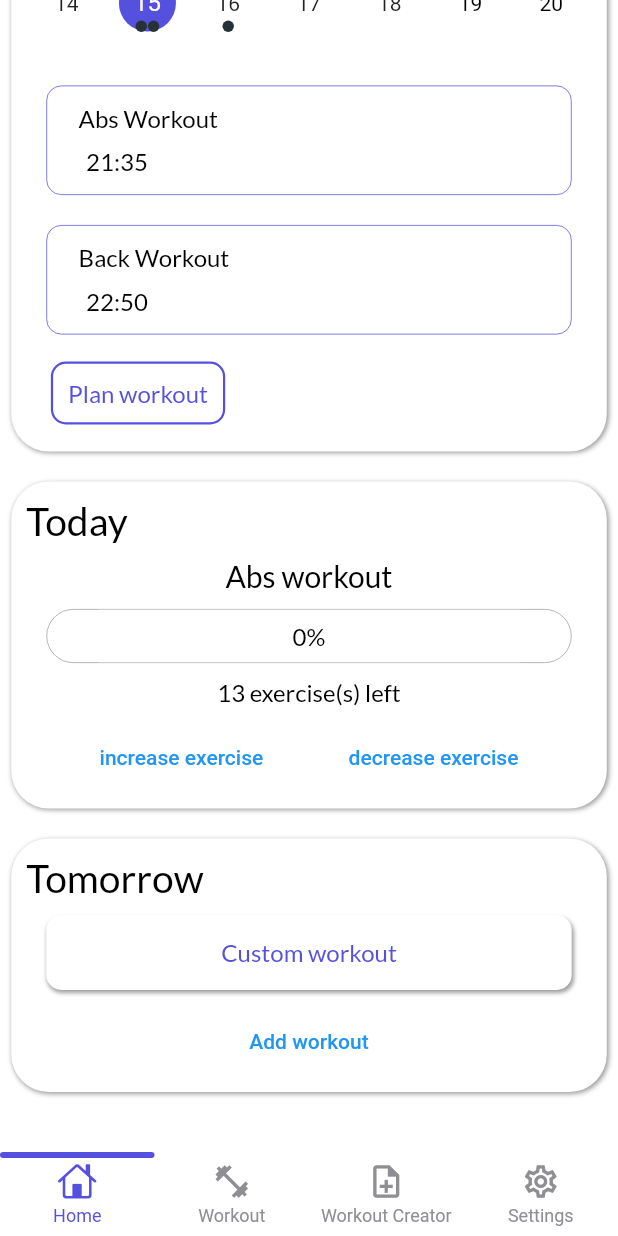
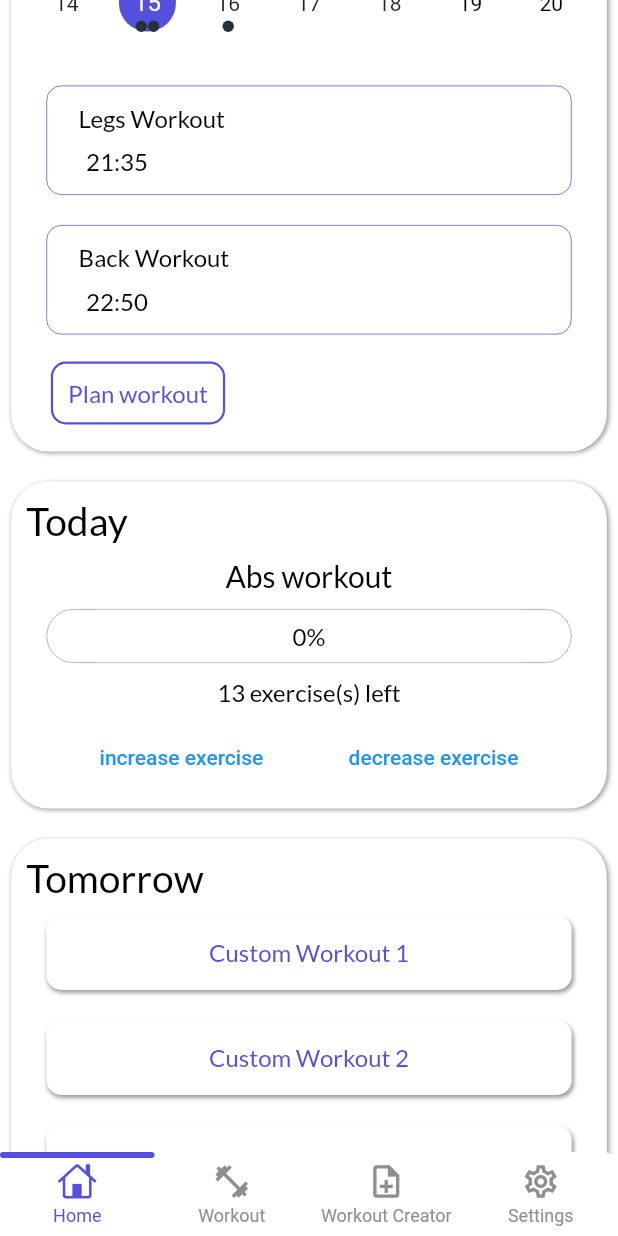
Before and after one commit to dolienn/body_optimizer, a Flutter app: the screen it shows after launch, scrolled down 237 dp, on a phone screen of 412 x 824 dp. Run offline on Flutter 3.47's test engine with Material 2 defaults, Android fonts, the phone set to English and light mode, and no system bars; drawn by our look-alikes of getwidget, persistent_bottom_nav_bar, table_calendar; our stand-ins replace animated_splash_screen, elegant_notification, flutter_time_picker_spinner, google_fonts.

Commit message:
most of things work! Yey

```diff
--- a/lib/screens/homepage.dart
+++ b/lib/screens/homepage.dart
@@ -17,9 +17,12 @@ class MyHomePage extends StatefulWidget {
 
 class _MyHomePageState extends State<MyHomePage> {
   // VARIABLES FROM OTHER SITES (for now placeholder) //
-  List<String> workouts = [
-    "Abs workout",
-    "Custom workout",
+  String workoutToday = "Abs workout";
+  List<String> workoutTomorrow = [
+    "Custom Workout 1",
+    "Custom Workout 2",
+    "Custom Workout 3",
+    "Custom Workout 4"
   ];
   int numOfExercises = 13, numOfExercisesLeft = 13;
 
@@ -59,7 +62,7 @@ class _MyHomePageState extends State<MyHomePage> {
   loadPreviousEvents() {
     selectedEvents = {
       "2022-11-15": [
-        {"eventTitle": "Abs Workout", "eventTime": "21:35"},
+        {"eventTitle": "Legs Workout", "eventTime": "21:35"},
         {"eventTitle": "Back Workout", "eventTime": "22:50"}
       ],
       "2022-11-16": [
@@ -71,9 +74,9 @@ class _MyHomePageState extends State<MyHomePage> {
   @override
   void initState() {
     super.initState();
-    _selectedDay = _focusedDay;
     countPercentage();
     loadPreviousEvents();
+    _selectedDay = _focusedDay;
   }
 
   @override
@@ -333,7 +336,8 @@ class _MyHomePageState extends State<MyHomePage> {
                                               {
                                                 "eventTitle":
                                                     titleController.text,
-                                                "eventTime": "${hoursAndMinutes.hour}:${hoursAndMinutes.minute}"
+                                                "eventTime":
+                                                    "${hoursAndMinutes.hour}:${hoursAndMinutes.minute}"
                                               }
                                             ]);
                                           } else {
@@ -343,7 +347,8 @@ class _MyHomePageState extends State<MyHomePage> {
                                                 {
                                                   "eventTitle":
                                                       titleController.text,
-                                                  "eventTime": "${hoursAndMinutes.hour}:${hoursAndMinutes.minute}"
+                                                  "eventTime":
+                                                      "${hoursAndMinutes.hour}:${hoursAndMinutes.minute}"
                                                 }
                                               ]
                                             });
@@ -398,7 +403,7 @@ class _MyHomePageState extends State<MyHomePage> {
                       Padding(
                         padding: PublicVariables().paddingAll,
                         child: Text(
-                          workouts[0],
+                          workoutToday,
                           style: PublicVariables().subheaderText,
                         ),
                       ),
@@ -490,6 +495,13 @@ class _MyHomePageState extends State<MyHomePage> {
                       Text("Tomorrow", style: PublicVariables().headerText),
                     ]),
                     Column(children: [
+                      if (workoutTomorrow.isEmpty) ...[
+                        Text(
+                          "No workouts planned for tomorrow!",
+                          style: PublicVariables().subheaderText,
+                        )
+                      ] else ...[
+                        for (String workout in workoutTomorrow) ...[
                           Container(
                             height: 50,
                             alignment: Alignment.center,
@@ -507,12 +519,12 @@ class _MyHomePageState extends State<MyHomePage> {
                               ],
                             ),
                             child: Text(
-                          workouts[1],
+                              workout,
                               style: PublicVariables().normalMainColorText,
                             ),
                           ),
-                      TextButton(
-                          onPressed: () {}, child: const Text("Add workout")),
+                        ],
+                      ],
                     ]),
                   ]),
                 ),
```
Also changed, not shown: pubspec.lock. Lines whose indentation alone changed are shown as unchanged.
